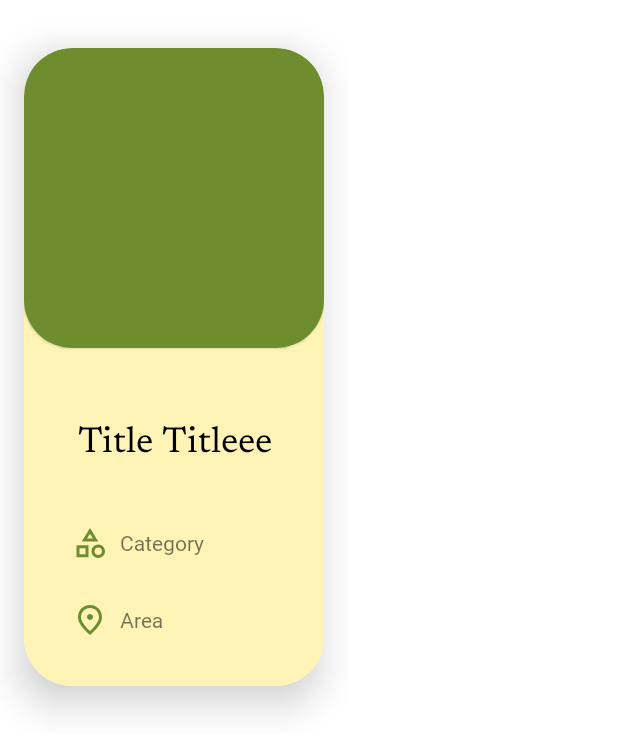
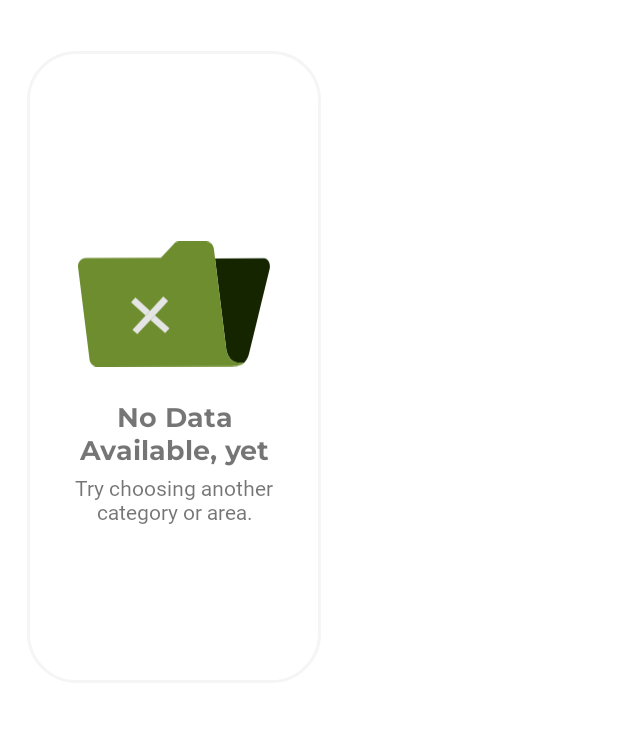
Before and after one commit to JulioRahman/lezat-android, an Android app: the layout item_meal.xml on its own in the app's theme, with its tools: preview values and no code run, on a phone screen of 412 x 824 dp. Shown: the top 753 px of the screen. Run offline under Robolectric (Android 15) with nearby library versions, the phone set to English and light mode, and no system bars.

Commit message:
fix: change no data design and content

```diff
--- /dev/null
+++ b/app/src/main/res/drawable/ic_no_data.xml
@@ -0,0 +1,18 @@
+<vector xmlns:android="http://schemas.android.com/apk/res/android"
+    android:width="518dp"
+    android:height="337dp"
+    android:viewportWidth="518"
+    android:viewportHeight="337">
+  <path
+      android:pathData="M437.185,326.824C403.045,326.824 399.753,287.75 399.75,287.722L369.693,45.519L502.101,45.381C502.105,45.381 502.107,45.381 502.113,45.381C511.049,45.381 517.793,55.611 517.786,67.209C517.784,69.518 517.516,71.881 516.942,74.229L492.915,172.746L483.345,211.991L461.13,303.078C458.788,312.686 454.325,320.674 448.614,326.168C448.902,325.712 448.99,325.442 448.99,325.442C444.695,326.392 440.767,326.824 437.185,326.824Z"
+      android:fillColor="#152500"/>
+  <path
+      android:pathData="M399.75,287.721L366.425,19.178C365.06,8.175 356.294,-0.033 345.945,0L272.87,0.239C267.461,0.258 262.276,2.556 258.434,6.64L223.736,43.526L20.5,44.587C8.081,44.651 -1.461,56.403 0.185,69.607L31.126,317.809C32.496,328.797 41.245,336.995 51.58,336.975L405.774,336.275C445.224,337.092 448.99,325.442 448.99,325.442C403.78,335.46 399.754,287.752 399.75,287.721Z"
+      android:fillColor="#6E8D2F"/>
+  <path
+      android:pathData="M235.077,246.806L195.677,211.361L207.622,198.531L247.024,233.976L235.077,246.806V246.806ZM182.474,199.484L143.074,164.04L155.02,151.21L194.42,186.654L182.474,199.484Z"
+      android:fillColor="#E5E5E5"/>
+  <path
+      android:pathData="M160.026,249.651L146.825,237.773L182.474,199.484L194.42,186.653L230.07,148.364L243.273,160.241L207.622,198.531L195.677,211.361L160.026,249.651"
+      android:fillColor="#E5E5E5"/>
+</vector>
--- a/app/src/main/res/layout/item_meal.xml
+++ b/app/src/main/res/layout/item_meal.xml
@@ -18,10 +18,9 @@
 
     <ImageView
         android:id="@+id/icon_1"
-        android:layout_width="@dimen/dimens_64dp"
-        android:layout_height="@dimen/dimens_64dp"
-        android:layout_marginBottom="@dimen/dimens_16dp"
-        android:src="@drawable/ic_error"
+        android:layout_width="@dimen/dimens_128dp"
+        android:layout_height="@dimen/dimens_128dp"
+        android:src="@drawable/ic_no_data"
         app:layout_constraintBottom_toTopOf="@id/text_1"
         app:layout_constraintEnd_toEndOf="parent"
         app:layout_constraintStart_toStartOf="parent"
@@ -30,13 +29,29 @@
 
     <TextView
         android:id="@+id/text_1"
-        android:layout_width="wrap_content"
+        android:layout_width="0dp"
         android:layout_height="wrap_content"
+        android:layout_marginHorizontal="@dimen/dimens_32dp"
+        android:fontFamily="@font/montserrat_bold"
+        android:text="@string/no_data_title"
+        android:textAlignment="center"
+        android:textSize="@dimen/size_18sp"
+        app:layout_constraintBottom_toTopOf="@id/text_2"
+        app:layout_constraintEnd_toEndOf="parent"
+        app:layout_constraintStart_toStartOf="parent"
+        app:layout_constraintTop_toBottomOf="@id/icon_1" />
+
+    <TextView
+        android:id="@+id/text_2"
+        android:layout_width="0dp"
+        android:layout_height="wrap_content"
+        android:layout_marginHorizontal="@dimen/dimens_32dp"
         android:text="@string/no_data"
+        android:textAlignment="center"
         app:layout_constraintBottom_toBottomOf="parent"
         app:layout_constraintEnd_toEndOf="parent"
         app:layout_constraintStart_toStartOf="parent"
-        app:layout_constraintTop_toBottomOf="@id/icon_1" />
+        app:layout_constraintTop_toBottomOf="@id/text_1" />
 
     <View
         android:layout_width="0dp"
@@ -55,6 +70,7 @@
         android:layout_marginVertical="@dimen/dimens_32dp"
         android:clickable="true"
         android:focusable="true"
+        android:visibility="invisible"
         app:cardCornerRadius="@dimen/dimens_32dp"
         app:cardElevation="@dimen/dimens_16dp"
         app:layout_constraintBottom_toBottomOf="parent"
--- a/app/src/main/res/values/strings.xml
+++ b/app/src/main/res/values/strings.xml
@@ -19,5 +19,6 @@
     <string name="source_content">Source Content</string>
     <string name="themealdb_com">TheMealDB.com</string>
     <string name="instructions">Instructions</string>
-    <string name="no_data">No Data</string>
+    <string name="no_data">Try choosing another category or area.</string>
+    <string name="no_data_title">No Data\nAvailable, yet</string>
 </resources>
```
